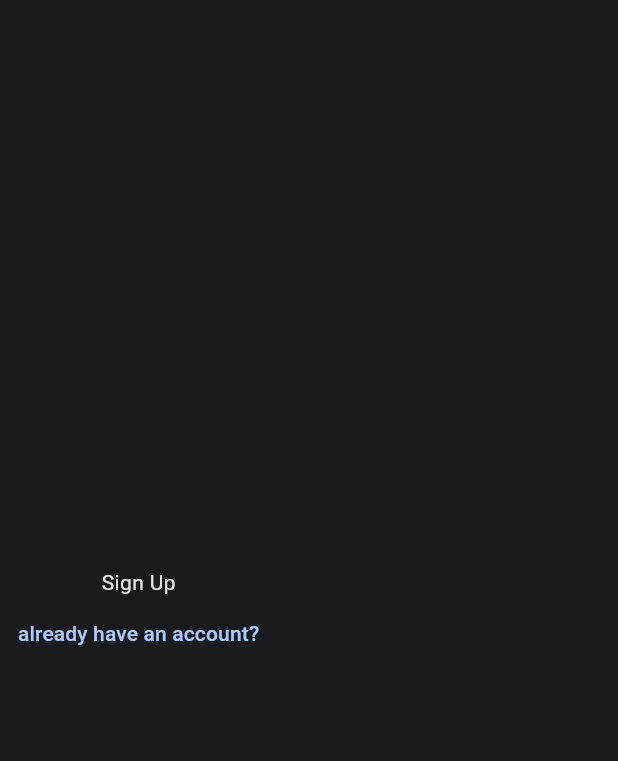
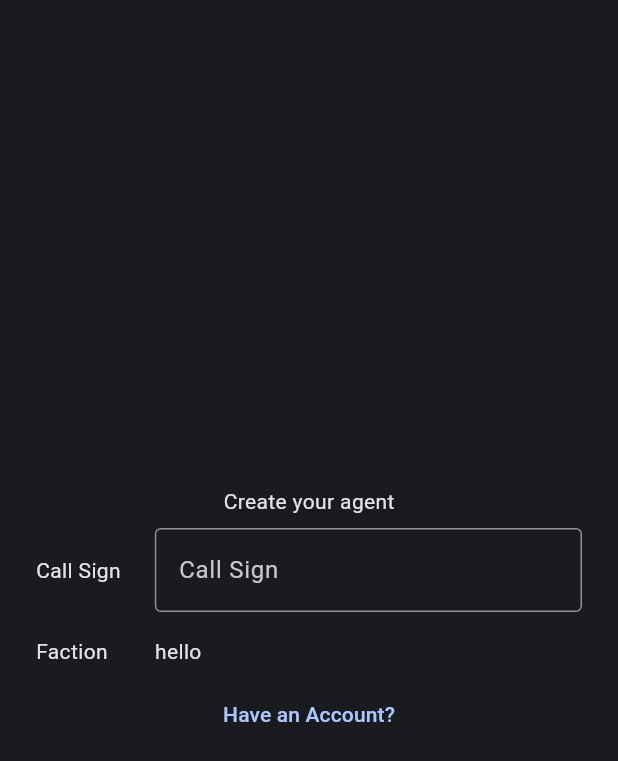
Before and after one commit to er-lo/spacetraders, a Flutter app: the screen it shows after launch, on a phone screen of 412 x 824 dp. Shown: the top 761 px of the screen. Run offline on Flutter 3.47's test engine with Material 2 defaults, Android fonts, the phone set to English and light mode, and no system bars.

```diff
--- /dev/null
+++ b/lib/src/models/faction.dart
@@ -0,0 +1,29 @@
+import 'faction_trait.dart';
+
+class Faction {
+  final String symbol;
+  final String name;
+  final String description;
+  final String headquarters;
+  final List<FactionTrait> traits;
+  final bool isRecruiting;
+
+  Faction(this.symbol, this.name, this.description, this.headquarters, this.traits, this.isRecruiting);
+
+  Faction.fromJson(Map<String, dynamic> json)
+      : symbol = json['symbol'],
+        name = json['name'],
+        description = json['description'],
+        headquarters = json['headquarters'],
+        traits = json['traits'],
+        isRecruiting = json['isRecruiting'];
+
+  Map<String, dynamic> toJson() => {
+    'symbol': symbol,
+    'name': name,
+    'description': description,
+    'headquarters': headquarters,
+    'traits': traits,
+    'isRecruiting': isRecruiting,
+  };
+}
--- /dev/null
+++ b/lib/src/models/faction_trait.dart
@@ -0,0 +1,18 @@
+class FactionTrait {
+  final String symbol;
+  final String name;
+  final String description;
+
+  FactionTrait(this.symbol, this.name, this.description);
+
+  FactionTrait.fromJson(Map<String, dynamic> json)
+      : symbol = json['symbol'],
+        name = json['name'],
+        description = json['description'];
+
+  Map<String, dynamic> toJson() => {
+    'symbol': symbol,
+    'name': name,
+    'description': description,
+  };
+}
--- a/lib/src/screens/sign_up.dart
+++ b/lib/src/screens/sign_up.dart
@@ -11,19 +11,67 @@ class SignUpScreen extends StatefulWidget {
 
 class _SignUpScreenState extends State<SignUpScreen> {
 
+  final List factionsList = [
+
+  ];
+
   @override
   Widget build(BuildContext context) => Scaffold(
-    body: Column(
+    body: Center(
+      child: Column(
         mainAxisAlignment: MainAxisAlignment.center,
         crossAxisAlignment: CrossAxisAlignment.center,
         children: [
-        Text("Sign Up"),
+          const Text("Create your agent"),
+          const Padding(
+            padding: const EdgeInsets.fromLTRB(24.0, 8.0, 24.0, 8.0),
+            child: Row(
+              crossAxisAlignment: CrossAxisAlignment.center,
+              mainAxisAlignment: MainAxisAlignment.center,
+              children: [
+                Expanded(
+                  flex: 1,
+                  child: Text("Call Sign"),
+                ),
+                SizedBox(width: 8.0),
+                Expanded(
+                  flex: 4,
+                  child: TextField(
+                    obscureText: true,
+                    decoration: InputDecoration(
+                      border: OutlineInputBorder(),
+                      labelText: 'Call Sign'
+                    ),
+                  ),
+                )
+              ],
+            ),
+          ),
+          const Padding(
+            padding: EdgeInsets.fromLTRB(24.0, 8.0, 24.0, 8.0),
+            child: Row(
+              crossAxisAlignment: CrossAxisAlignment.center,
+              mainAxisAlignment: MainAxisAlignment.center,
+              children: [
+                Expanded(
+                  flex: 1,
+                  child: Text("Faction"),
+                ),
+                SizedBox(width: 8.0),
+                Expanded(
+                  flex: 4,
+                  child: Text("hello"),
+                ),
+              ],
+            ),
+          ),
           TextButton(
               onPressed: () {
                 Navigator.pushNamedAndRemoveUntil(context, '/sign_in', (route) => false );
               },
-            child: Text("already have an account?"))
+              child: Text("Have an Account?"))
         ],
+      ),
     ),
   );
 }
```
Lines whose indentation alone changed are shown as unchanged.
